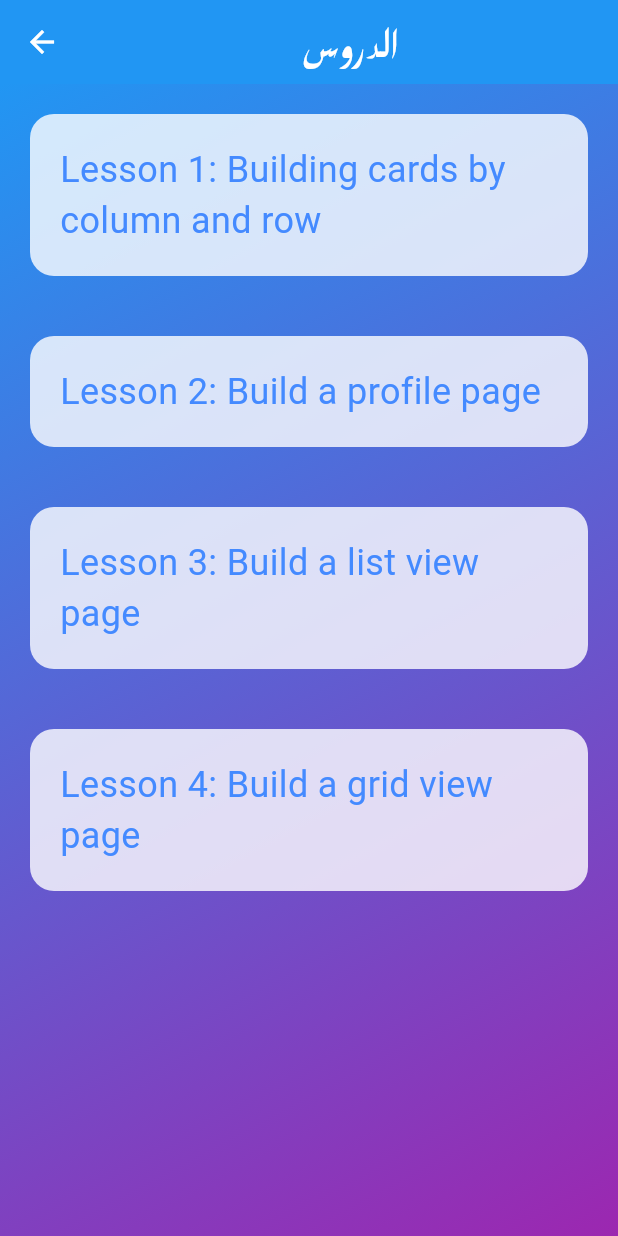
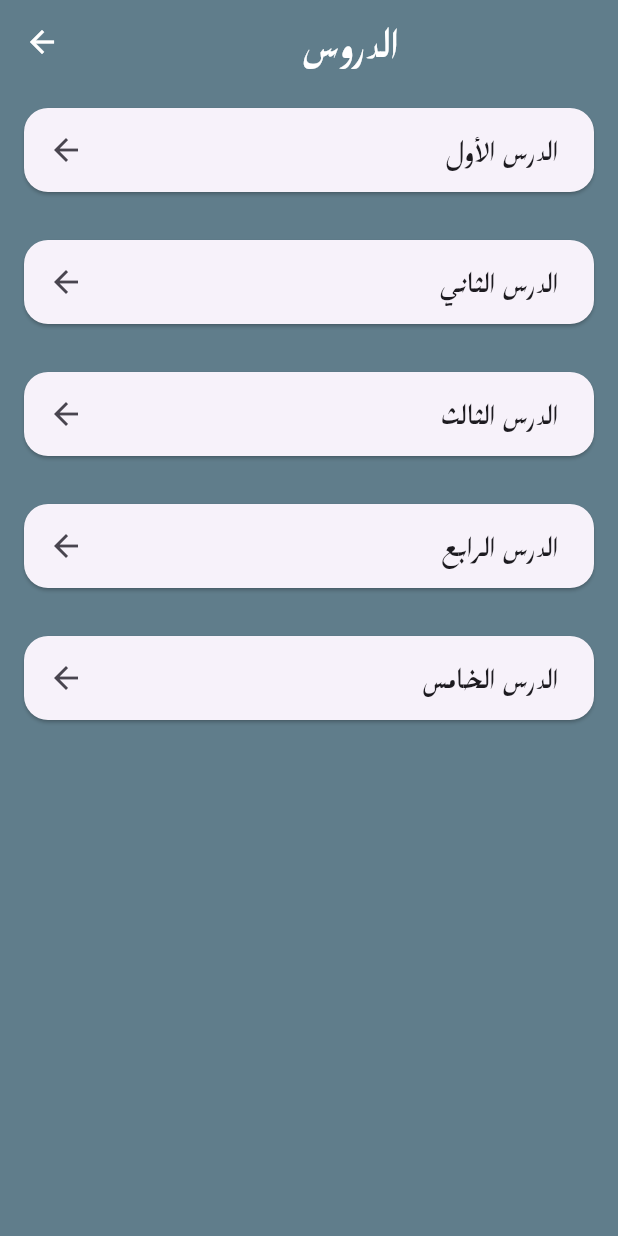
Before and after one commit to salemSS8/Flutter_lessons, a Flutter app: the screen it shows after launch, after a tap on "الدروس", on a phone screen of 412 x 824 dp. Run offline on Flutter 3.47's test engine with Material 3 defaults, Android fonts, the phone set to English and light mode, and no system bars; our stand-ins replace font_awesome_flutter.

Commit message:
edit the profile and the application clor

```diff
--- a/lib/home_page.dart
+++ b/lib/home_page.dart
@@ -1,5 +1,5 @@
 import 'package:flutter/material.dart';
-import 'lessons/profile.dart';
+import 'lessons/lessone_2_profile.dart';
 import 'lessons_page.dart'; // صفحة الدروس
 
 class HomePage extends StatelessWidget {
@@ -9,13 +9,15 @@ class HomePage extends StatelessWidget {
   Widget build(BuildContext context) {
     // قائمة العناصر (كل عنصر فيه أيقونة، عنوان، والصفحة الخاصة به)
     final List<Map<String, dynamic>> items = [
-      {'icon': Icons.book, 'title': 'الدروس', 'page': const LessonsPage()},
+      {'icon': Icons.book, 'title': 'الدروس', 'page': LessonsPage()},
       {'icon': Icons.person, 'title': 'الملف الشخصي', 'page': const Profile()},
+      {'icon': Icons.settings, 'title': 'الإعدادات', 'page': const Profile()},
     ];
 
     return Scaffold(
+      backgroundColor: Colors.blueGrey,
       appBar: AppBar(
-        backgroundColor: const Color(0xFF2196F3),
+        backgroundColor: Colors.transparent,
         title: const Center(
           child: Text(
             'الصفحة الرئيسية',
@@ -29,13 +31,6 @@ class HomePage extends StatelessWidget {
         ),
       ),
       body: Container(
-        decoration: const BoxDecoration(
-          gradient: LinearGradient(
-            colors: [Color(0xFF2196F3), Color(0xFF9C27B0)],
-            begin: Alignment.topLeft,
-            end: Alignment.bottomRight,
-          ),
-        ),
         child: Padding(
           padding: const EdgeInsets.all(16.0),
           child: GridView.builder(
@@ -64,18 +59,15 @@ class HomePage extends StatelessWidget {
                   child: Column(
                     mainAxisAlignment: MainAxisAlignment.center,
                     children: [
-                      Icon(
-                        item['icon'],
-                        size: 48,
-                        color: const Color(0xFF9C27B0),
-                      ),
+                      Icon(item['icon'], size: 48, color: Colors.blueGrey),
                       const SizedBox(height: 10),
                       Text(
                         item['title'],
                         style: const TextStyle(
-                          fontSize: 18,
-                          fontWeight: FontWeight.bold,
-                          color: Color(0xFF9C27B0),
+                          fontFamily: 'Tasees',
+                          fontSize: 22,
+                          fontWeight: FontWeight.w900,
+                          color: Colors.blueGrey,
                         ),
                       ),
                     ],
--- a/lib/lessons/lesson1.dart
+++ b/lib/lessons/lesson1.dart
@@ -27,7 +27,7 @@ class Lesson1Page extends StatelessWidget {
           onPressed: () {
             Navigator.pushReplacement(
               context,
-              MaterialPageRoute(builder: (context) => const LessonsPage()),
+              MaterialPageRoute(builder: (context) =>  LessonsPage()),
             );
           },
         ),
--- a/lib/lessons/lesson4_gridview.dart
+++ b/lib/lessons/lessons_3/gridview.dart
@@ -1,6 +1,6 @@
 import 'package:flutter/material.dart';
 
-import '../lessons_page.dart';
+import '../../lessons_page.dart';
 
 class gridviewpage extends StatelessWidget {
   @override
@@ -24,7 +24,7 @@ class gridviewpage extends StatelessWidget {
           onPressed: () {
             Navigator.pushReplacement(
               context,
-              MaterialPageRoute(builder: (context) => const LessonsPage()),
+              MaterialPageRoute(builder: (context) =>  LessonsPage()),
             );
           },
         ),
--- a/lib/lessons_page.dart
+++ b/lib/lessons_page.dart
@@ -1,20 +1,29 @@
+import 'package:first_project/lessons/lessons_3/bottuns.dart';
 import 'package:flutter/material.dart';
+import 'lessons/lesson1.dart';
+import 'lessons/lessons_3/listview.dart';
+import 'lessons/lessons_3/gridview.dart';
+import 'lessons/lessone_2_profile.dart';
 
-import 'home_page.dart';
-import 'lessons/lesson1.dart';
-import 'lessons/lesson2_listview.dart';
-import 'lessons/lesson4_gridview.dart';
-import 'lessons/profile.dart';
+// ignore: must_be_immutable
+class LessonsPage extends StatelessWidget {
+  LessonsPage({super.key});
 
-class LessonsPage extends StatelessWidget {
-  const LessonsPage({super.key});
+  List<Map> lessons = [
+    {'title': 'الدرس الأول', 'page': Lesson1Page()},
+    {'title': 'الدرس الثاني', 'page': const Profile()},
+    {'title': 'الدرس الثالث', 'page': ListViewPage()},
+    {'title': 'الدرس الرابع', 'page': gridviewpage()},
+    {'title': 'الدرس الخامس', 'page': const BottunsPage()},
+  ];
 
   @override
   Widget build(BuildContext context) {
     return Scaffold(
+      backgroundColor: Colors.blueGrey,
       appBar: AppBar(
-        backgroundColor: const Color(0xFF2196F3),
-        title: const Center(
+        backgroundColor: Colors.transparent,
+        title: Center(
           child: Text(
             'الدروس',
             style: TextStyle(
@@ -26,75 +35,43 @@ class LessonsPage extends StatelessWidget {
           ),
         ),
         leading: IconButton(
-          icon: const Icon(Icons.arrow_back, color: Colors.white),
+          icon: Icon(Icons.arrow_back, color: Colors.white),
           onPressed: () {
-            Navigator.pushReplacement(
-              context,
-              MaterialPageRoute(builder: (context) => const HomePage()),
-            );
+            Navigator.pop(context);
           },
         ),
       ),
-      body: Container(
-        height: double.infinity,
-        decoration: const BoxDecoration(
-          gradient: LinearGradient(
-            colors: [Color(0xFF2196F3), Color(0xFF9C27B0)],
-            begin: Alignment.topLeft,
-            end: Alignment.bottomRight,
-          ),
-        ),
-        child: SingleChildScrollView(
-          child: Column(
-            children: [
-              lessonCard(
-                context,
-                'Lesson 1: Building cards by column and row',
-                const Lesson1Page(),
+      body: ListView(
+        children: [
+          ...List.generate(lessons.length, (index) {
+            return Card(
+              shape: RoundedRectangleBorder(
+                borderRadius: BorderRadius.circular(16),
               ),
-              lessonCard(
-                context,
-                'Lesson 2: Build a profile page',
-                const Profile(),
+              margin: const EdgeInsets.all(16),
+              child: ListTile(
+                title: Text(
+                  textAlign: TextAlign.end,
+                  lessons[index]['title'],
+                  style: const TextStyle(
+                    fontFamily: 'Tasees',
+                    fontSize: 24,
+                    fontWeight: FontWeight.bold,
+                  ),
+                ),
+                leading: const Icon(Icons.arrow_back),
+                onTap: () {
+                  Navigator.push(
+                    context,
+                    MaterialPageRoute(
+                      builder: (context) => lessons[index]['page'],
+                    ),
+                  );
+                },
               ),
-              lessonCard(
-                context,
-                'Lesson 3: Build a list view page',
-                ListViewPage(),
-              ),
-              lessonCard(
-                context,
-                'Lesson 4: Build a grid view page',
-                gridviewpage(),
-              ),
-            ],
-          ),
-        ),
-      ),
-    );
-  }
-
-  // Widget لبناء البطاقة
-  Widget lessonCard(BuildContext context, String title, Widget destination) {
-    return GestureDetector(
-      onTap: () {
-        Navigator.push(
-          context,
-          MaterialPageRoute(builder: (context) => destination),
-        );
-      },
-      child: Container(
-        width: double.infinity,
-        margin: const EdgeInsets.all(20),
-        padding: const EdgeInsets.all(20),
-        decoration: BoxDecoration(
-          color: Colors.white.withOpacity(0.8),
-          borderRadius: BorderRadius.circular(16),
-        ),
-        child: Text(
-          title,
-          style: const TextStyle(fontSize: 24, color: Colors.blueAccent),
-        ),
+            );
+          }),
+        ],
       ),
     );
   }
--- a/lib/main.dart
+++ b/lib/main.dart
@@ -9,6 +9,9 @@ void main() {
 class MyApp extends StatelessWidget {
   @override
   Widget build(BuildContext context) {
-    return MaterialApp(home: Scaffold(body: SplashScreen()));
+    return MaterialApp(
+      debugShowCheckedModeBanner: false,
+      home: Scaffold(body: SplashScreen()),
+    );
   }
 }
--- a/lib/splash_screen.dart
+++ b/lib/splash_screen.dart
@@ -26,21 +26,19 @@ class _SplashScreenState extends State<SplashScreen> {
   @override
   Widget build(BuildContext context) {
     return Container(
-      decoration: const BoxDecoration(
-        gradient: LinearGradient(
-          colors: [Colors.blue, Colors.purple],
-          begin: Alignment.topLeft,
-          end: Alignment.bottomRight,
-        ),
-      ),
-      child: const Center(
-        child: Text(
-          'Hello, Welcome to The Flutter lessons!',
-          style: TextStyle(
-            fontSize: 20,
-            fontWeight: FontWeight.bold,
-            color: Colors.white,
-          ),
+      decoration: const BoxDecoration(color: Colors.blueGrey),
+      child: Container(
+        width: double.infinity,
+        child: Column(
+          mainAxisAlignment: MainAxisAlignment.center,
+          children: [
+            Image.asset(
+              "assets/images/logosalem.png",
+              height: 200,
+              color: Colors.white,
+            ),
+            SizedBox(height: 20),
+          ],
         ),
       ),
     );
--- a/pubspec.yaml
+++ b/pubspec.yaml
@@ -2,7 +2,7 @@ name: first_project
 description: "A new Flutter project."
 # The following line prevents the package from being accidentally published to
 # pub.dev using `flutter pub publish`. This is preferred for private packages.
-publish_to: 'none' # Remove this line if you wish to publish to pub.dev
+publish_to: "none" # Remove this line if you wish to publish to pub.dev
 
 # The following defines the version and build number for your application.
 # A version number is three numbers separated by dots, like 1.2.43
@@ -52,7 +52,6 @@ dev_dependencies:
 
 # The following section is specific to Flutter packages.
 flutter:
-
   # The following line ensures that the Material Icons font is
   # included with your application, so that you can use the icons in
   # the material Icons class.
@@ -60,7 +59,8 @@ flutter:
 
   # To add assets to your application, add an assets section, like this:
   assets:
-    - assets/profile.png
+    # - assets/profile.png
+    - assets/images/
   #   - images/a_dot_ham.jpeg
 
   # An image asset can refer to one or more resolution-specific "variants", see
```
Also changed, not shown: lib/lessons/lessone_2_profile.dart (added, +223 -0 lines), lib/lessons/lessons_3/bottuns.dart (added, +10 -0 lines), lib/lessons/lessons_3/listview.dart (renamed from lib/lessons/lesson2_listview.dart, +8 -5 lines), lib/lessons/profile.dart (deleted, +0 -190 lines), assets/images/logosalem.png (added), assets/images/profile.png (renamed from assets/profile.png).
